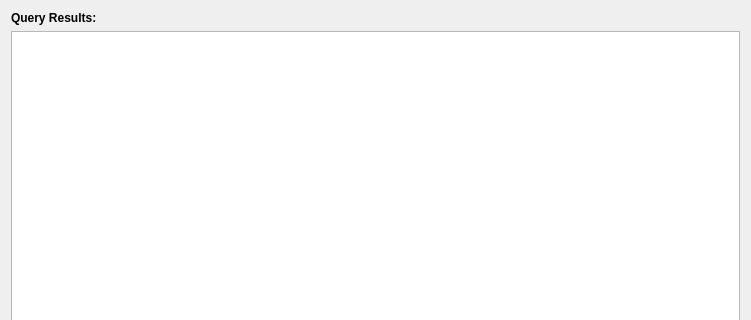
BioSignalML/biosignalml-browser, file query/ui/results.ui: the form before one commit; both pictures show x 0 to 751 and y 0 to 320 of the 751 by 537 pixel window.
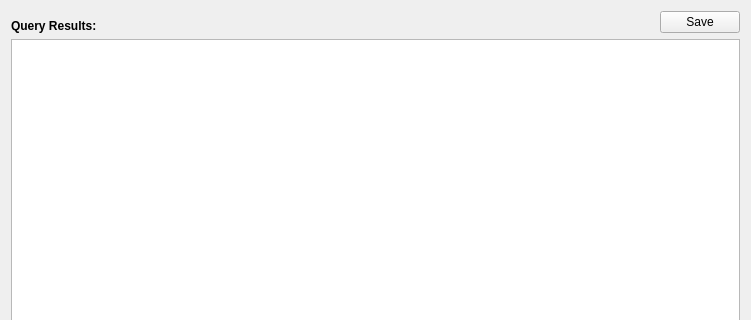
The form after the commit. Custom widgets are drawn as their Qt base class.

Commit message: Add a "Save" button to result's browser.

```diff
--- a/query/ui/results.ui
+++ b/query/ui/results.ui
@@ -13,8 +13,12 @@
   <property name="windowTitle">
    <string>Form</string>
   </property>
+  <layout class="QHBoxLayout" name="horizontalLayout_2">
+   <item>
   <layout class="QVBoxLayout" name="verticalLayout">
    <item>
+      <layout class="QHBoxLayout" name="horizontalLayout">
+       <item>
     <widget class="QLabel" name="label_2">
      <property name="font">
       <font>
@@ -31,6 +35,28 @@
     </widget>
    </item>
    <item>
+        <spacer name="horizontalSpacer">
+         <property name="orientation">
+          <enum>Qt::Horizontal</enum>
+         </property>
+         <property name="sizeHint" stdset="0">
+          <size>
+           <width>40</width>
+           <height>20</height>
+          </size>
+         </property>
+        </spacer>
+       </item>
+       <item>
+        <widget class="QPushButton" name="pushButton">
+         <property name="text">
+          <string>Save</string>
+         </property>
+        </widget>
+       </item>
+      </layout>
+     </item>
+     <item>
     <widget class="TableView" name="view">
      <property name="sizePolicy">
       <sizepolicy hsizetype="Expanding" vsizetype="Expanding">
@@ -69,6 +95,8 @@
       <number>20</number>
      </attribute>
     </widget>
+     </item>
+    </layout>
    </item>
   </layout>
  </widget>
```
Lines whose indentation alone changed are shown as unchanged.
